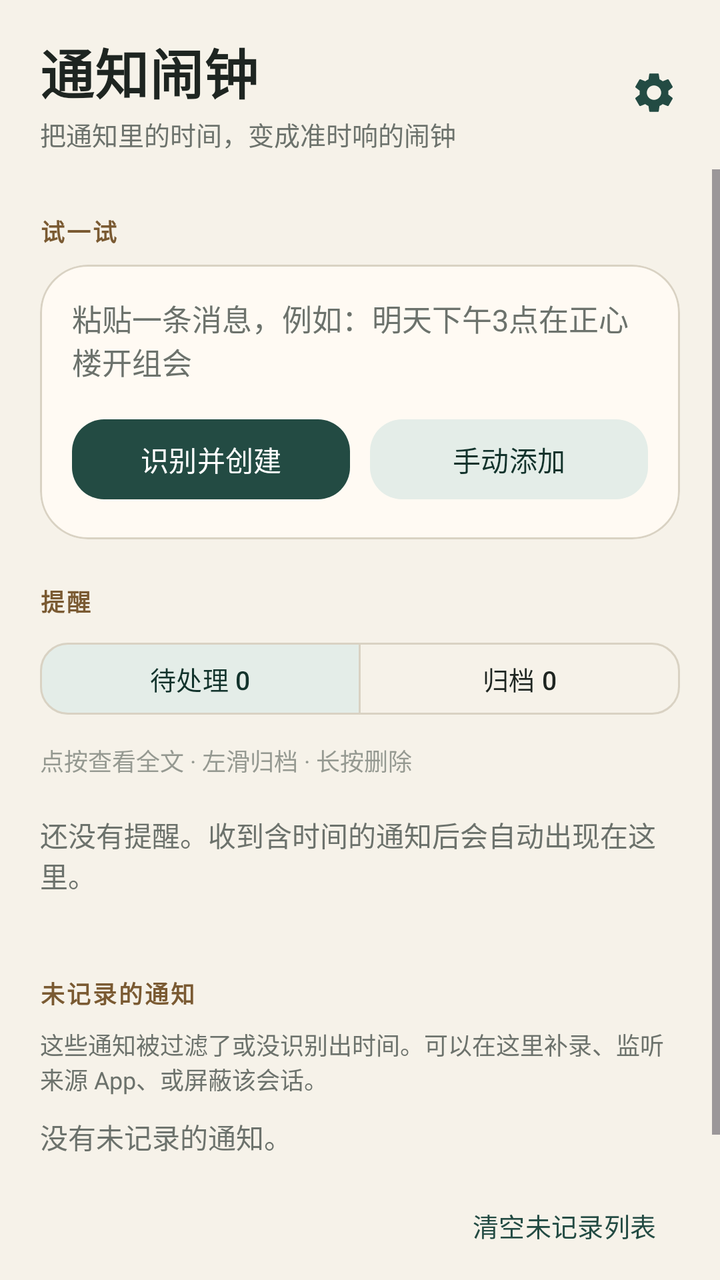
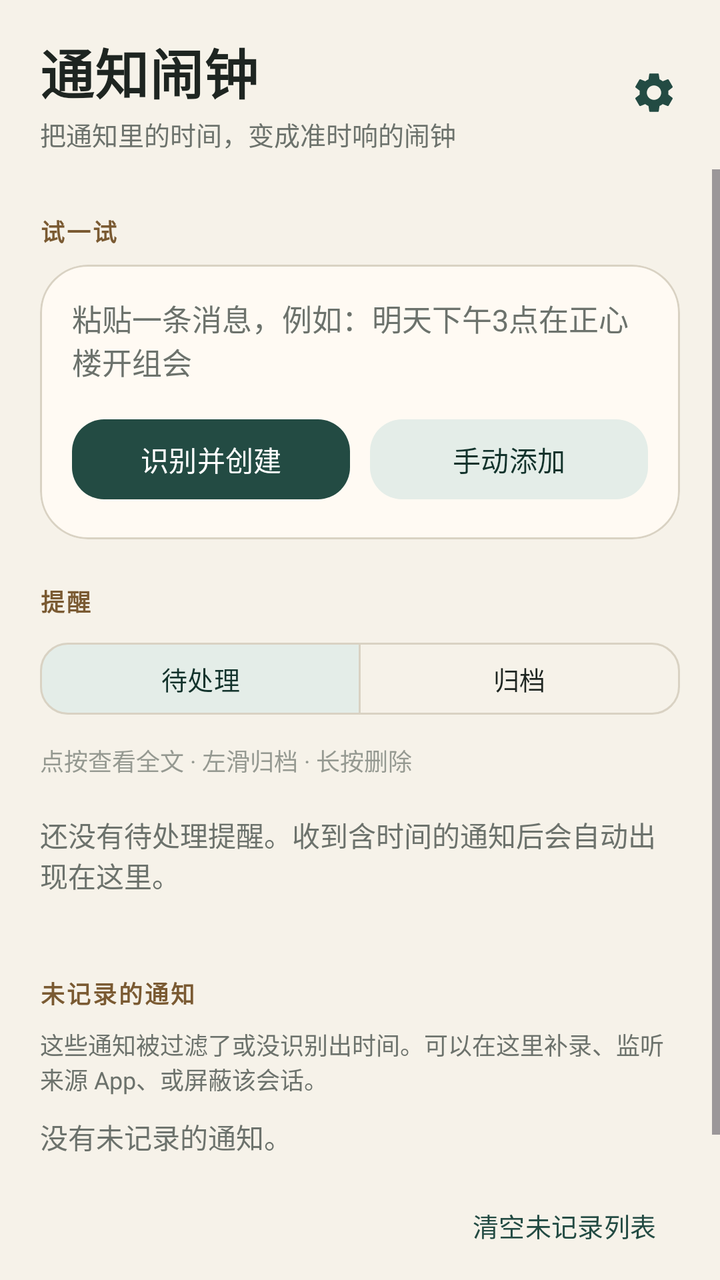

Compare the two renders of this Android layout. The source of the first and the diff that turns it into the second are given below.
<!-- AndroidManifest.xml: application theme Theme.NotiAlarm -->
<!-- res/layout/activity_main.xml -->
<?xml version="1.0" encoding="utf-8"?>
<LinearLayout xmlns:android="http://schemas.android.com/apk/res/android"
    xmlns:app="http://schemas.android.com/apk/res-auto"
    android:layout_width="match_parent"
    android:layout_height="match_parent"
    android:background="@color/app_background"
    android:orientation="vertical">

    
    <LinearLayout
        android:layout_width="match_parent"
        android:layout_height="wrap_content"
        android:gravity="center_vertical"
        android:orientation="horizontal"
        android:paddingStart="20dp"
        android:paddingTop="16dp"
        android:paddingEnd="10dp"
        android:paddingBottom="8dp">

        <LinearLayout
            android:layout_width="0dp"
            android:layout_height="wrap_content"
            android:layout_weight="1"
            android:orientation="vertical">

            <TextView
                android:layout_width="wrap_content"
                android:layout_height="wrap_content"
                android:letterSpacing="0.01"
                android:text="通知闹钟"
                android:textColor="@color/app_text"
                android:textSize="27sp"
                android:textStyle="bold" />

            <TextView
                android:layout_width="wrap_content"
                android:layout_height="wrap_content"
                android:layout_marginTop="2dp"
                android:text="把通知里的时间，变成准时响的闹钟"
                android:textColor="@color/app_text_muted"
                android:textSize="13sp" />
        </LinearLayout>

        <ImageButton
            android:id="@+id/btnSettings"
            android:layout_width="46dp"
            android:layout_height="46dp"
            android:background="?attr/selectableItemBackgroundBorderless"
            android:contentDescription="设置"
            android:padding="10dp"
            android:src="@drawable/ic_settings"
            app:tint="@color/brand_primary" />
    </LinearLayout>

    <ScrollView
        android:id="@+id/mainScroll"
        android:layout_width="match_parent"
        android:layout_height="0dp"
        android:layout_weight="1"
        android:clipToPadding="false"
        android:fillViewport="true"
        android:paddingBottom="20dp">

        <LinearLayout
            android:layout_width="match_parent"
            android:layout_height="wrap_content"
            android:orientation="vertical"
            android:paddingStart="20dp"
            android:paddingEnd="20dp">

            <TextView
                android:id="@+id/tvPermWarning"
                android:layout_width="match_parent"
                android:layout_height="wrap_content"
                android:layout_marginTop="8dp"
                android:background="@color/brand_container"
                android:padding="12dp"
                android:textColor="@color/brand_on_container"
                android:textSize="13sp"
                android:visibility="gone" />

            <TextView
                style="@style/SectionLabel"
                android:text="试一试" />

            <com.google.android.material.card.MaterialCardView
                android:layout_width="match_parent"
                android:layout_height="wrap_content"
                app:cardBackgroundColor="@color/app_surface"
                app:cardCornerRadius="24dp"
                app:cardElevation="0dp"
                app:strokeColor="@color/app_outline"
                app:strokeWidth="1dp">

                <LinearLayout
                    android:layout_width="match_parent"
                    android:layout_height="wrap_content"
                    android:orientation="vertical"
                    android:padding="16dp">

                    <EditText
                        android:id="@+id/inputText"
                        android:layout_width="match_parent"
                        android:layout_height="wrap_content"
                        android:background="@null"
                        android:gravity="top"
                        android:hint="粘贴一条消息，例如：明天下午3点在正心楼开组会"
                        android:inputType="textMultiLine"
                        android:minLines="2"
                        android:padding="0dp"
                        android:textColorHint="@color/app_text_muted"
                        android:textSize="15sp" />

                    <LinearLayout
                        android:layout_width="match_parent"
                        android:layout_height="wrap_content"
                        android:layout_marginTop="14dp"
                        android:orientation="horizontal">

                        <com.google.android.material.button.MaterialButton
                            android:id="@+id/btnParse"
                            android:layout_width="0dp"
                            android:layout_height="48dp"
                            android:layout_weight="1"
                            android:text="识别并创建"
                            android:textSize="14sp"
                            android:textAllCaps="false"
                            app:cornerRadius="16dp" />

                        <com.google.android.material.button.MaterialButton
                            android:id="@+id/btnAdd"
                            style="@style/Widget.Material3.Button.TonalButton"
                            android:layout_width="0dp"
                            android:layout_height="48dp"
                            android:layout_marginStart="10dp"
                            android:layout_weight="1"
                            android:text="手动添加"
                            android:textSize="14sp"
                            android:textAllCaps="false"
                            app:cornerRadius="16dp" />
                    </LinearLayout>
                </LinearLayout>
            </com.google.android.material.card.MaterialCardView>

            <TextView
                style="@style/SectionLabel"
                android:text="提醒" />

            <com.google.android.material.button.MaterialButtonToggleGroup
                android:id="@+id/toggleGroup"
                android:layout_width="match_parent"
                android:layout_height="wrap_content"
                app:checkedButton="@id/btnActive"
                app:selectionRequired="true"
                app:singleSelection="true">

                <com.google.android.material.button.MaterialButton
                    android:id="@+id/btnActive"
                    style="@style/Widget.Material3.Button.OutlinedButton"
                    android:layout_width="0dp"
                    android:layout_height="44dp"
                    android:layout_weight="1"
                    android:minWidth="0dp"
                    android:text="待处理 0"
                    android:textAllCaps="false"
                    android:textSize="13sp"
                    app:cornerRadius="14dp" />

                <com.google.android.material.button.MaterialButton
                    android:id="@+id/btnArchived"
                    style="@style/Widget.Material3.Button.OutlinedButton"
                    android:layout_width="0dp"
                    android:layout_height="44dp"
                    android:layout_weight="1"
                    android:minWidth="0dp"
                    android:text="归档 0"
                    android:textAllCaps="false"
                    android:textSize="13sp"
                    app:cornerRadius="14dp" />
            </com.google.android.material.button.MaterialButtonToggleGroup>

            <TextView
                android:id="@+id/tvListHint"
                android:layout_width="match_parent"
                android:layout_height="wrap_content"
                android:layout_marginTop="10dp"
                android:alpha="0.7"
                android:text="点按查看全文 · 左滑归档 · 长按删除"
                android:textColor="@color/app_text_muted"
                android:textSize="12sp" />

            <TextView
                android:id="@+id/emptyText"
                android:layout_width="match_parent"
                android:layout_height="wrap_content"
                android:paddingVertical="18dp"
                android:text="还没有提醒。收到含时间的通知后会自动出现在这里。"
                android:textColor="@color/app_text_muted"
                android:textSize="14sp" />

            <androidx.recyclerview.widget.RecyclerView
                android:id="@+id/reminderList"
                android:layout_width="match_parent"
                android:layout_height="wrap_content"
                android:clipToPadding="false"
                android:nestedScrollingEnabled="false"
                android:overScrollMode="never" />

            <TextView
                style="@style/SectionLabel"
                android:text="未记录的通知" />

            <TextView
                android:layout_width="match_parent"
                android:layout_height="wrap_content"
                android:text="这些通知被过滤了或没识别出时间。可以在这里补录、监听来源 App、或屏蔽该会话。"
                android:textColor="@color/app_text_muted"
                android:textSize="12sp" />

            <TextView
                android:id="@+id/emptyDropped"
                android:layout_width="match_parent"
                android:layout_height="wrap_content"
                android:paddingVertical="10dp"
                android:text="没有未记录的通知。"
                android:textColor="@color/app_text_muted"
                android:textSize="14sp" />

            <LinearLayout
                android:id="@+id/droppedContainer"
                android:layout_width="match_parent"
                android:layout_height="wrap_content"
                android:orientation="vertical" />

            <com.google.android.material.button.MaterialButton
                android:id="@+id/btnClearDropped"
                style="@style/Widget.Material3.Button.TextButton"
                android:layout_width="wrap_content"
                android:layout_height="wrap_content"
                android:layout_gravity="end"
                android:text="清空未记录列表"
                android:textAllCaps="false"
                android:textSize="13sp" />

            <TextView
                style="@style/SectionLabel"
                android:text="最近处理的通知" />

            <TextView
                android:id="@+id/logText"
                android:layout_width="match_parent"
                android:layout_height="wrap_content"
                android:lineSpacingExtra="4dp"
                android:textColor="@color/app_text_muted"
                android:textIsSelectable="true"
                android:textSize="12sp" />
        </LinearLayout>
    </ScrollView>
</LinearLayout>
<!-- resources referenced by this layout -->
<resources>
  <color name="app_background">#F6F2E9</color>
  <color name="app_outline">#D9D2C3</color>
  <color name="app_surface">#FFFAF3</color>
  <color name="app_text">#1E2521</color>
  <color name="app_text_muted">#6C726C</color>
  <color name="brand_container">#E4EDE8</color>
  <color name="brand_on_container">#12332C</color>
  <color name="brand_primary">#234B43</color>
  <!-- drawable ic_settings (drawable) -->
  <vector xmlns:android="http://schemas.android.com/apk/res/android"
      android:width="24dp"
      android:height="24dp"
      android:viewportWidth="24"
      android:viewportHeight="24">
      <path
          android:fillColor="#FF234B43"
          android:pathData="M19.14,12.94c0.04,-0.3 0.06,-0.61 0.06,-0.94c0,-0.32 -0.02,-0.64 -0.07,-0.94l2.03,-1.58c0.18,-0.14 0.23,-0.41 0.12,-0.61l-1.92,-3.32c-0.12,-0.22 -0.37,-0.29 -0.59,-0.22l-2.39,0.96c-0.5,-0.38 -1.03,-0.7 -1.62,-0.94L14.4,2.81c-0.04,-0.24 -0.24,-0.41 -0.48,-0.41h-3.84c-0.24,0 -0.43,0.17 -0.47,0.41L9.25,5.35C8.66,5.59 8.12,5.92 7.63,6.29L5.24,5.33c-0.22,-0.08 -0.47,0 -0.59,0.22L2.74,8.87C2.62,9.08 2.66,9.34 2.86,9.48l2.03,1.58C4.84,11.36 4.8,11.69 4.8,12s0.02,0.64 0.07,0.94l-2.03,1.58c-0.18,0.14 -0.23,0.41 -0.12,0.61l1.92,3.32c0.12,0.22 0.37,0.29 0.59,0.22l2.39,-0.96c0.5,0.38 1.03,0.7 1.62,0.94l0.36,2.54c0.05,0.24 0.24,0.41 0.48,0.41h3.84c0.24,0 0.44,-0.17 0.47,-0.41l0.36,-2.54c0.59,-0.24 1.13,-0.56 1.62,-0.94l2.39,0.96c0.22,0.08 0.47,0 0.59,-0.22l1.92,-3.32c0.12,-0.22 0.07,-0.47 -0.12,-0.61L19.14,12.94zM12,15.6c-1.98,0 -3.6,-1.62 -3.6,-3.6s1.62,-3.6 3.6,-3.6s3.6,1.62 3.6,3.6S13.98,15.6 12,15.6z" />
  </vector>
  <style name="SectionLabel">
          <item name="android:layout_width">match_parent</item>
          <item name="android:layout_height">wrap_content</item>
          <item name="android:layout_marginTop">22dp</item>
          <item name="android:layout_marginBottom">8dp</item>
          <item name="android:textColor">@color/brand_accent</item>
          <item name="android:textSize">12sp</item>
          <item name="android:textStyle">bold</item>
          <item name="android:letterSpacing">0.08</item>
      </style>
  <color name="brand_accent">#7A5A32</color>
  <color name="brand_on_primary">#FFFFFFFF</color>
  <color name="app_surface_soft">#EDE7DA</color>
  <!-- unchanged entries left out for length: 1 -->
</resources>

<!-- the commit's change to res/layout/activity_main.xml (unified diff, before → after) -->
@@ -27,7 +27,7 @@
                 android:layout_width="wrap_content"
                 android:layout_height="wrap_content"
                 android:letterSpacing="0.01"
-                android:text="通知闹钟"
+                android:text="@string/app_name"
                 android:textColor="@color/app_text"
                 android:textSize="27sp"
                 android:textStyle="bold" />
@@ -36,7 +36,7 @@
                 android:layout_width="wrap_content"
                 android:layout_height="wrap_content"
                 android:layout_marginTop="2dp"
-                android:text="把通知里的时间，变成准时响的闹钟"
+                android:text="@string/app_subtitle"
                 android:textColor="@color/app_text_muted"
                 android:textSize="13sp" />
         </LinearLayout>
@@ -46,7 +46,7 @@
             android:layout_width="46dp"
             android:layout_height="46dp"
             android:background="?attr/selectableItemBackgroundBorderless"
-            android:contentDescription="设置"
+            android:contentDescription="@string/action_settings"
             android:padding="10dp"
             android:src="@drawable/ic_settings"
             app:tint="@color/brand_primary" />
@@ -81,7 +81,7 @@
 
             <TextView
                 style="@style/SectionLabel"
-                android:text="试一试" />
+                android:text="@string/section_try" />
 
             <com.google.android.material.card.MaterialCardView
                 android:layout_width="match_parent"
@@ -104,7 +104,7 @@
                         android:layout_height="wrap_content"
                         android:background="@null"
                         android:gravity="top"
-                        android:hint="粘贴一条消息，例如：明天下午3点在正心楼开组会"
+                        android:hint="@string/input_hint"
                         android:inputType="textMultiLine"
                         android:minLines="2"
                         android:padding="0dp"
@@ -122,7 +122,7 @@
                             android:layout_width="0dp"
                             android:layout_height="48dp"
                             android:layout_weight="1"
-                            android:text="识别并创建"
+                            android:text="@string/btn_parse_create"
                             android:textSize="14sp"
                             android:textAllCaps="false"
                             app:cornerRadius="16dp" />
@@ -134,7 +134,7 @@
                             android:layout_height="48dp"
                             android:layout_marginStart="10dp"
                             android:layout_weight="1"
-                            android:text="手动添加"
+                            android:text="@string/btn_manual_add"
                             android:textSize="14sp"
                             android:textAllCaps="false"
                             app:cornerRadius="16dp" />
@@ -144,7 +144,7 @@
 
             <TextView
                 style="@style/SectionLabel"
-                android:text="提醒" />
+                android:text="@string/section_reminders" />
 
             <com.google.android.material.button.MaterialButtonToggleGroup
                 android:id="@+id/toggleGroup"
@@ -161,7 +161,7 @@
                     android:layout_height="44dp"
                     android:layout_weight="1"
                     android:minWidth="0dp"
-                    android:text="待处理 0"
+                    android:text="@string/tab_active"
                     android:textAllCaps="false"
                     android:textSize="13sp"
                     app:cornerRadius="14dp" />
@@ -173,7 +173,7 @@
                     android:layout_height="44dp"
                     android:layout_weight="1"
                     android:minWidth="0dp"
-                    android:text="归档 0"
+                    android:text="@string/tab_archived"
                     android:textAllCaps="false"
                     android:textSize="13sp"
                     app:cornerRadius="14dp" />
@@ -185,7 +185,7 @@
                 android:layout_height="wrap_content"
                 android:layout_marginTop="10dp"
                 android:alpha="0.7"
-                android:text="点按查看全文 · 左滑归档 · 长按删除"
+                android:text="@string/list_hint_active"
                 android:textColor="@color/app_text_muted"
                 android:textSize="12sp" />
 
@@ -194,7 +194,7 @@
                 android:layout_width="match_parent"
                 android:layout_height="wrap_content"
                 android:paddingVertical="18dp"
-                android:text="还没有提醒。收到含时间的通知后会自动出现在这里。"
+                android:text="@string/empty_active"
                 android:textColor="@color/app_text_muted"
                 android:textSize="14sp" />
 
@@ -208,12 +208,12 @@
 
             <TextView
                 style="@style/SectionLabel"
-                android:text="未记录的通知" />
-
-            <TextView
-                android:layout_width="match_parent"
-                android:layout_height="wrap_content"
-                android:text="这些通知被过滤了或没识别出时间。可以在这里补录、监听来源 App、或屏蔽该会话。"
+                android:text="@string/section_dropped" />
+
+            <TextView
+                android:layout_width="match_parent"
+                android:layout_height="wrap_content"
+                android:text="@string/dropped_hint"
                 android:textColor="@color/app_text_muted"
                 android:textSize="12sp" />
 
@@ -222,7 +222,7 @@
                 android:layout_width="match_parent"
                 android:layout_height="wrap_content"
                 android:paddingVertical="10dp"
-                android:text="没有未记录的通知。"
+                android:text="@string/dropped_empty"
                 android:textColor="@color/app_text_muted"
                 android:textSize="14sp" />
 
@@ -238,13 +238,13 @@
                 android:layout_width="wrap_content"
                 android:layout_height="wrap_content"
                 android:layout_gravity="end"
-                android:text="清空未记录列表"
+                android:text="@string/clear_dropped"
                 android:textAllCaps="false"
                 android:textSize="13sp" />
 
             <TextView
                 style="@style/SectionLabel"
-                android:text="最近处理的通知" />
+                android:text="@string/section_recent" />
 
             <TextView
                 android:id="@+id/logText"
<!-- resource entries referenced after the edit -->
@@ -18,6 +18,23 @@
           android:fillColor="#FF234B43"
           android:pathData="M19.14,12.94c0.04,-0.3 0.06,-0.61 0.06,-0.94c0,-0.32 -0.02,-0.64 -0.07,-0.94l2.03,-1.58c0.18,-0.14 0.23,-0.41 0.12,-0.61l-1.92,-3.32c-0.12,-0.22 -0.37,-0.29 -0.59,-0.22l-2.39,0.96c-0.5,-0.38 -1.03,-0.7 -1.62,-0.94L14.4,2.81c-0.04,-0.24 -0.24,-0.41 -0.48,-0.41h-3.84c-0.24,0 -0.43,0.17 -0.47,0.41L9.25,5.35C8.66,5.59 8.12,5.92 7.63,6.29L5.24,5.33c-0.22,-0.08 -0.47,0 -0.59,0.22L2.74,8.87C2.62,9.08 2.66,9.34 2.86,9.48l2.03,1.58C4.84,11.36 4.8,11.69 4.8,12s0.02,0.64 0.07,0.94l-2.03,1.58c-0.18,0.14 -0.23,0.41 -0.12,0.61l1.92,3.32c0.12,0.22 0.37,0.29 0.59,0.22l2.39,-0.96c0.5,0.38 1.03,0.7 1.62,0.94l0.36,2.54c0.05,0.24 0.24,0.41 0.48,0.41h3.84c0.24,0 0.44,-0.17 0.47,-0.41l0.36,-2.54c0.59,-0.24 1.13,-0.56 1.62,-0.94l2.39,0.96c0.22,0.08 0.47,0 0.59,-0.22l1.92,-3.32c0.12,-0.22 0.07,-0.47 -0.12,-0.61L19.14,12.94zM12,15.6c-1.98,0 -3.6,-1.62 -3.6,-3.6s1.62,-3.6 3.6,-3.6s3.6,1.62 3.6,3.6S13.98,15.6 12,15.6z" />
   </vector>
+  <string name="action_settings">设置</string>
+  <string name="app_name">通知闹钟</string>
+  <string name="app_subtitle">把通知里的时间，变成准时响的闹钟</string>
+  <string name="btn_manual_add">手动添加</string>
+  <string name="btn_parse_create">识别并创建</string>
+  <string name="clear_dropped">清空未记录列表</string>
+  <string name="dropped_empty">没有未记录的通知。</string>
+  <string name="dropped_hint">这些通知被过滤了或没识别出时间。可以在这里补录、监听来源 App、或屏蔽该会话。</string>
+  <string name="empty_active">还没有待处理提醒。收到含时间的通知后会自动出现在这里。</string>
+  <string name="input_hint">粘贴一条消息，例如：明天下午3点在正心楼开组会</string>
+  <string name="list_hint_active">点按查看全文 · 左滑归档 · 长按删除</string>
+  <string name="section_dropped">未记录的通知</string>
+  <string name="section_recent">最近处理的通知</string>
+  <string name="section_reminders">提醒</string>
+  <string name="section_try">试一试</string>
+  <string name="tab_active">待处理</string>
+  <string name="tab_archived">归档</string>
   <style name="SectionLabel">
           <item name="android:layout_width">match_parent</item>
           <item name="android:layout_height">wrap_content</item>
